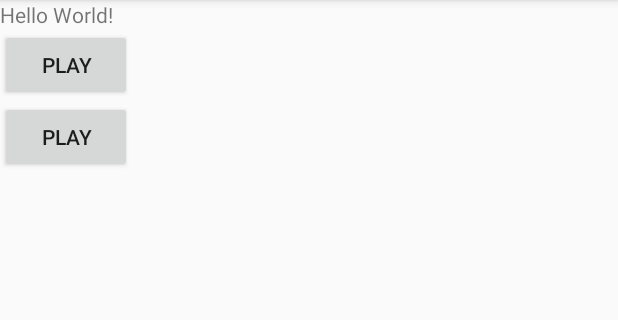
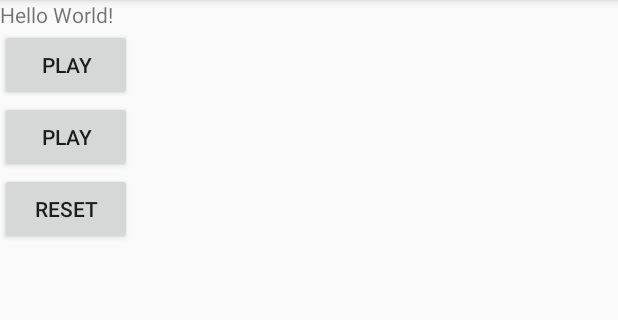
Before and after one commit to sunnyeyez123/musicplayer, an Android app: the screen it shows after launch (MainActivity), after a tap on "PLAY", on a phone screen of 412 x 824 dp, the part 84-404 px from its top. Run offline under Robolectric (Android 15) with nearby library versions, the phone set to English and light mode, and no system bars.

Commit message:
Press the reset button to reset the song

```diff
--- a/app/src/main/java/com/jasminelawrence/musicplayer/MainActivity.java
+++ b/app/src/main/java/com/jasminelawrence/musicplayer/MainActivity.java
@@ -1,27 +1,39 @@
 package com.jasminelawrence.musicplayer;
 
+import android.media.MediaPlayer;
 import android.support.v7.app.AppCompatActivity;
 import android.os.Bundle;
 import android.view.View;
 
 public class MainActivity extends AppCompatActivity {
 
+    private MediaPlayer mMediaPlayer;
     @Override
     protected void onCreate(Bundle savedInstanceState) {
         super.onCreate(savedInstanceState);
         setContentView(R.layout.activity_main);
+
+        mMediaPlayer = MediaPlayer.create(this, R.raw.baby_music_box_daniel_simion);
     }
 
     public void playSong(View view){
 
-
+        mMediaPlayer.start();
 
     }
 
 
     public void pauseSong(View view){
+        mMediaPlayer.pause();
 
+        mediaPlayer.reset();
 
+    }
+
+    public void resetSong(View view){
+        mMediaPlayer.pause();
+
+        mediaPlayer.reset();
 
     }
 }
--- a/app/src/main/res/layout/activity_main.xml
+++ b/app/src/main/res/layout/activity_main.xml
@@ -23,4 +23,10 @@
         android:onClick="pauseSong"
         android:text="Play" />
 
+    <Button
+        android:layout_width="wrap_content"
+        android:layout_height="wrap_content"
+        android:onClick="resetSong"
+        android:text="Reset" />
+
 </LinearLayout>
```
